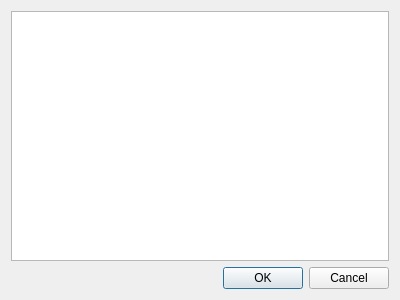
Before: the Qt Designer form trunk/src/recentdlg.ui in buggins/coolreader, drawn with Qt 5.
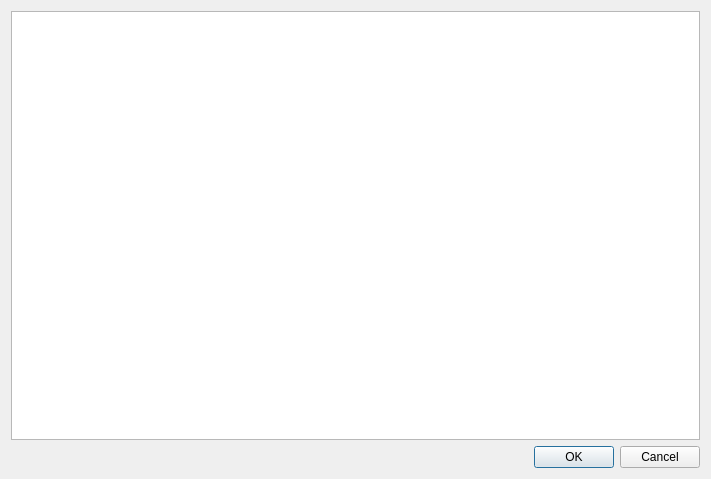
After: the same form once the commit is applied. Icons and pictures are not drawn.

Patch:
```diff
--- a/trunk/src/recentdlg.ui
+++ b/trunk/src/recentdlg.ui
@@ -6,8 +6,8 @@
    <rect>
     <x>0</x>
     <y>0</y>
-    <width>400</width>
-    <height>300</height>
+    <width>711</width>
+    <height>479</height>
    </rect>
   </property>
   <property name="windowTitle">
```
